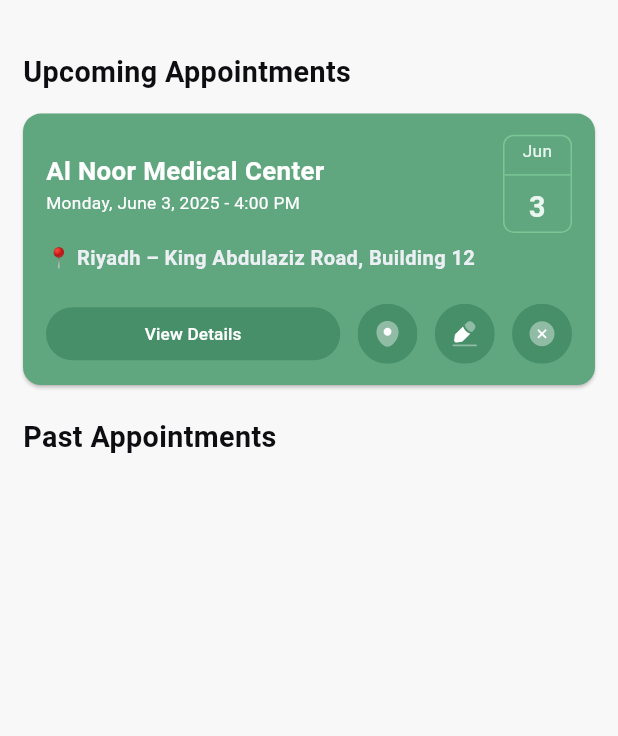
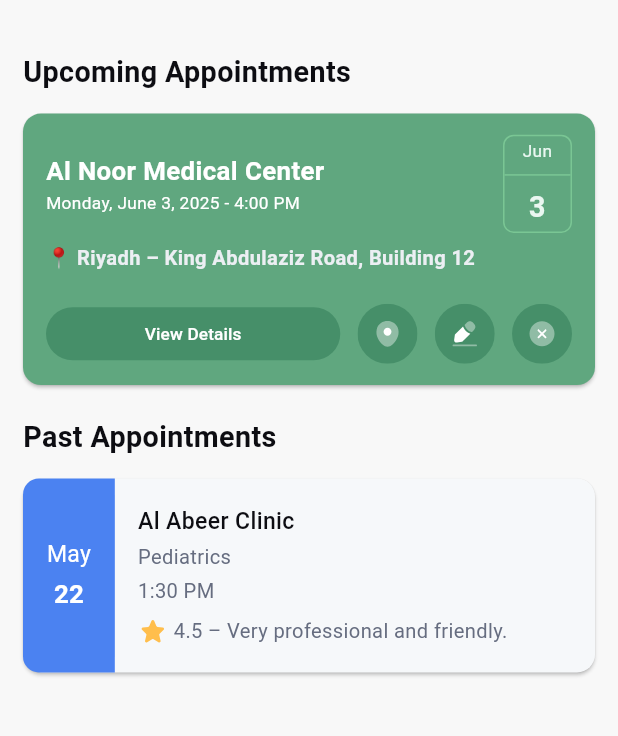
Before and after one commit to 3bdulra7manAmir/MediMeet, a Flutter app: the Appointments screen opened by its route, on a phone screen of 412 x 824 dp, the part 64-800 px from its top. Run offline on Flutter 3.47's test engine with Material 3 defaults, Android fonts, the phone set to English and light mode, and no system bars; our stand-ins replace dartz, device_preview, flutter_riverpod, flutter_screenutil, flutter_svg, go_router; project files that could hold a hidden picture were left out.

Commit message:
Past & UpComing Appointments View Semi Done

```diff
--- a/lib/config/router/app_router.dart
+++ b/lib/config/router/app_router.dart
@@ -15,7 +15,7 @@ abstract class AppRouter
   static final router = GoRouter(
     navigatorKey: navigatorState,
     debugLogDiagnostics: kDebugMode,
-    initialLocation: AppRoutes.appointments,
+    initialLocation: AppRoutes.appointmentsDetails,
     errorBuilder: (_, _) => const Scaffold(body: Center(child: AppCircularIndicator()),),
     routes:
     [
--- a/lib/config/theme/color_manager/color_manager_base.dart
+++ b/lib/config/theme/color_manager/color_manager_base.dart
@@ -15,18 +15,30 @@ abstract class ColorManagerBase
   Color get kWhite003;
   /// [EAF7F1]
   Color get kWhite004;
+  /// [F6F8FA]
+  Color get kWhite005;
+  /// [EEF4FE]
+  Color get kWhite006;
 
   // Grey Color Range
   /// [_36394A]
   Color get kGrey001;
+  /// [_666D80]
+  Color get kGrey002;
 
   // Black Color Range
   /// [_0D0D12]
   Color get kBlack001;
+  /// [_121212]
+  Color get kBlack002;
 
-  // Black Color Range
+  // Blue Color Range
   /// [_2563EB]
   Color get kBlue001;
+  /// [_4B82F1]
+  Color get kBlue002;
+  /// [_A6C1FA]
+  Color get kBlue003;
 
   // Green Color Range
   /// [_60A77F]
--- a/lib/config/theme/color_manager/color_manager_light.dart
+++ b/lib/config/theme/color_manager/color_manager_light.dart
@@ -21,21 +21,39 @@ class LightColorScheme extends ColorManagerBase
   @override
   /// [EAF7F1]
   Color get kWhite004 => const Color(0xffEAF7F1);
+  @override
+  /// [F6F8FA]
+  Color get kWhite005 => const Color(0xffF6F8FA);
+  @override
+  /// [EEF4FE]
+  Color get kWhite006 => const Color(0xffEEF4FE);
 
   // Grey Color Range
   @override
-  /// [36394A]
+  /// [_36394A]
   Color get kGrey001 => const Color(0xff36394A);
+  @override
+  /// [_666D80]
+  Color get kGrey002 => const Color(0xff666D80);
 
   // Black Color Range
   @override
-  /// [0D0D12]
+  /// [_0D0D12]
   Color get kBlack001 => const Color(0xff0D0D12);
+  @override
+  /// [_121212]
+  Color get kBlack002 => const Color(0xff121212);
 
   // Blue Color Range
   @override
   /// [_2563EB]
   Color get kBlue001 => const Color(0xff2563EB);
+  @override
+  /// [_4B82F1]
+  Color get kBlue002 => const Color(0xff4B82F1);
+  @override
+  /// [_A6C1FA]
+  Color get kBlue003 => const Color(0xffA6C1FA);
 
   // Green Color Range
   @override
--- a/lib/core/constants/app_borders.dart
+++ b/lib/core/constants/app_borders.dart
@@ -6,18 +6,18 @@ abstract class AppRadiuses
 {
   AppRadiuses._();
 
-  static final top = BorderTopOnly._();
+  static final only = BorderOnly._();
   static final circular = BorderCircular._();
 }
 
-class BorderTopOnly
+class BorderOnly
 {
-  BorderTopOnly._();
+  BorderOnly._();
 
   /// [topLeft: 12.r ,, topRight: 12.r]
   BorderRadiusGeometry get xSmall => BorderRadius.only(
         topLeft: Radius.circular(12.r),
-        topRight: Radius.circular(12.r),
+        bottomLeft: Radius.circular(12.r),
       );
 }
 
--- a/lib/core/constants/app_sizes.dart
+++ b/lib/core/constants/app_sizes.dart
@@ -3,6 +3,7 @@ abstract class Sizes
   Sizes._();
 
   static const double size0 = 0.0;
+  static const double size4 = 4.0;
   static const double size8 = 8.0;
   static const double size12 = 12.0;
   static const double size16 = 16.0;
--- a/lib/core/constants/app_strings.dart
+++ b/lib/core/constants/app_strings.dart
@@ -25,6 +25,8 @@ abstract class AppStrings
   static const String pastAppointments = "Past Appointments";
   /// [ Past Appointments ]
   static const String viewDetails = "View Details";
+  /// [ Rate Visit ]
+  static const String rateVisit = "Rate Visit";
 
   //-----------------------//
   // Appointments Details  //
--- a/lib/features/appointments/presentation/widgets/past_appointment.dart
+++ b/lib/features/appointments/presentation/widgets/past_appointment.dart
@@ -1,4 +1,16 @@
 import 'package:flutter/material.dart';
+import 'package:flutter_screenutil/flutter_screenutil.dart';
+import 'package:flutter_svg/svg.dart';
+import 'package:medical_appointments/core/extensions/widget_padding.dart';
+
+
+import '../../../../config/theme/color_manager/colors.dart';
+import '../../../../config/theme/font_manager/font_weights.dart';
+import '../../../../core/constants/app_borders.dart';
+import '../../../../core/constants/app_images.dart';
+import '../../../../core/constants/app_sizes.dart';
+import '../../../../core/constants/app_strings.dart';
+import '../../../../core/constants/app_styles.dart';
 
 class PastAppointmentWidget extends StatelessWidget
 {
@@ -7,6 +19,117 @@ class PastAppointmentWidget extends StatelessWidget
   @override
   Widget build(BuildContext context)
   {
-    return Container();
+    return Card(
+      color: AppColors.color.kWhite005,
+      child: Row(
+        //crossAxisAlignment: CrossAxisAlignment.start,
+        children:
+        [
+          DateTimeWidget(),
+          Sizes.size16.horizontalSpace,
+          PastAppointmentInfoWidget(),
+        ],
+      ),
+    );
   }
 }
+
+
+class DateTimeWidget extends StatelessWidget
+{
+  const DateTimeWidget({super.key});
+
+  @override
+  Widget build(BuildContext context)
+  {
+    return Container(
+      decoration: BoxDecoration(
+        color: AppColors.color.kBlue002,
+        borderRadius: AppRadiuses.only.xSmall
+      ),
+      child: Column(
+        children:
+        [
+          Text("May", style: AppStyles.textStyle16(fontColor: AppColors.color.kWhite002),),
+          Sizes.size4.verticalSpace,
+          Text("22", style: AppStyles.textStyle18(),),
+        ],
+      ).paddingSymmetric(horizontal: (16.5).w, vertical: (44.5).h),
+    );
+  }
+}
+
+
+class PastAppointmentInfoWidget extends StatelessWidget
+{
+  const PastAppointmentInfoWidget({super.key});
+
+  @override
+  Widget build(BuildContext context)
+  {
+    return Column(
+      crossAxisAlignment: CrossAxisAlignment.start,
+      children:
+      [
+        Text("Al Abeer Clinic", style: AppStyles.textStyle16(fontColor: AppColors.color.kBlack001, fontWeight: AppFontWeights.mediumWeight),),
+        Sizes.size4.verticalSpace,
+        Text("Pediatrics", style: AppStyles.textStyle14(fontColor: AppColors.color.kGrey002, fontWeight: AppFontWeights.regularWeight),),
+        Sizes.size4.verticalSpace,
+        Text("1:30 PM", style: AppStyles.textStyle14(fontColor: AppColors.color.kGrey002, fontWeight: AppFontWeights.regularWeight),),
+        Sizes.size8.verticalSpace,
+        //NoRateWidget(),
+        RateWidget(),
+      ],
+    );
+  }
+}
+
+
+class NoRateWidget extends StatelessWidget
+{
+  const NoRateWidget({super.key});
+
+  @override
+  Widget build(BuildContext context)
+  {
+    return Container(
+      width: 105.w,
+      height: 36.h,
+      decoration: BoxDecoration(
+        borderRadius: AppRadiuses.circular.xsmall,
+        border: Border.all(color: AppColors.color.kBlue003),
+        color: AppColors.color.kWhite006
+      ),
+      child: Row(
+        mainAxisAlignment: MainAxisAlignment.center,
+        children:
+        [
+          SvgPicture.asset(AppAssets.icons.emptyRate),
+          Sizes.size4.horizontalSpace,
+          Text(AppStrings.rateVisit, style: AppStyles.textStyle14(fontWeight: AppFontWeights.mediumWeight, fontColor: AppColors.color.kBlack002),)
+        ],
+      ),
+    );
+  }
+}
+
+
+class RateWidget extends StatelessWidget
+{
+  const RateWidget({super.key});
+
+  @override
+  Widget build(BuildContext context)
+  {
+    return Row(
+      mainAxisAlignment: MainAxisAlignment.center,
+      children:
+      [
+        SvgPicture.asset(AppAssets.icons.filledRate),
+        Sizes.size4.horizontalSpace,
+        Text("4.5 – ", style: AppStyles.textStyle14(fontWeight: AppFontWeights.regularWeight, fontColor: AppColors.color.kGrey002),),
+        Text("Very professional and friendly.", style: AppStyles.textStyle14(fontWeight: AppFontWeights.regularWeight, fontColor: AppColors.color.kGrey002),)
+      ],
+    );
+  }
+}
--- a/lib/features/appointments_details/presentation/screens/appointments_details_view.dart
+++ b/lib/features/appointments_details/presentation/screens/appointments_details_view.dart
@@ -29,7 +29,6 @@ class AppointmentsDetails extends StatelessWidget
           Sizes.size32.verticalSpace,
           AppointmentBillingWidget(),
           Sizes.size32.verticalSpace,
-
         ],
       ).paddingSymmetric(),
     );
```
Also changed, not shown: lib/features/appointments/data/datasources/local_data_source.dart (added), lib/features/appointments/data/model/appointments_model.dart (added), lib/features/appointments/data/repository/repository_impl.dart (added), lib/features/appointments/domain/entity/appointments_entity.dart (added), lib/features/appointments/domain/repository/repository.dart (added), lib/features/appointments/domain/usecase/usecase.dart (added), lib/features/appointments_details/data/datasources/local_data_source.dart (added), lib/features/appointments_details/data/model/details_model.dart (added), lib/features/appointments_details/data/repository/repository_impl.dart (added), lib/features/appointments_details/domain/entity/details_entity.dart (added), lib/features/appointments_details/domain/repository/repository.dart (added), lib/features/appointments_details/domain/usecase/usecase.dart (added).
